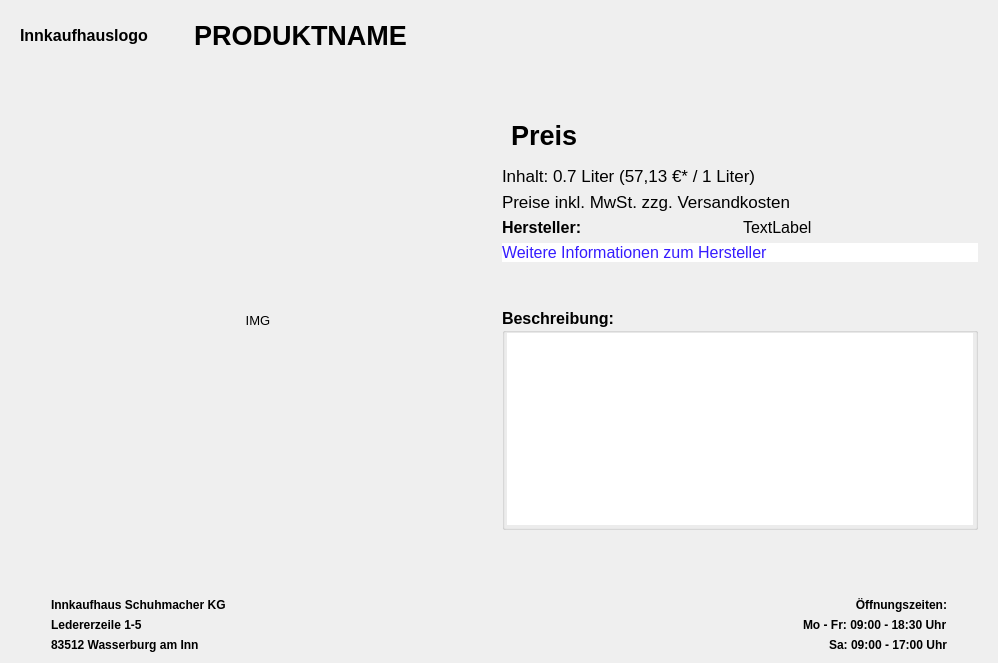
Qt form src/form.ui (Benefranko/Barcode-Scanner-Feinkost-) before a commit.
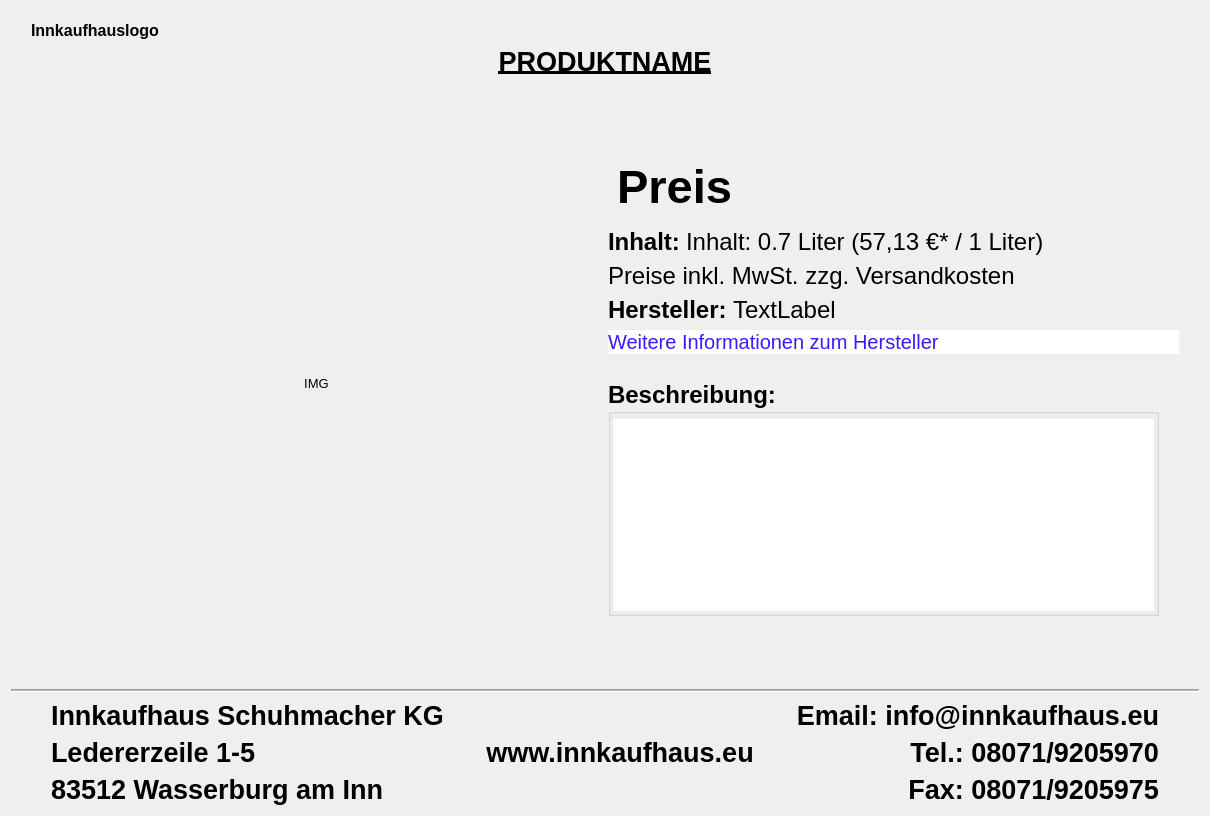
The same form after that commit. The open tabs and pages were chosen to show the change.

Commit message: v0.9.9.x: update gui -> missing preis pro liter && better hersteller page

```diff
--- a/src/form.ui
+++ b/src/form.ui
@@ -6,8 +6,8 @@
    <rect>
     <x>0</x>
     <y>0</y>
-    <width>998</width>
-    <height>663</height>
+    <width>1210</width>
+    <height>816</height>
    </rect>
   </property>
   <property name="sizePolicy">
@@ -425,8 +425,18 @@
      </widget>
      <widget class="QWidget" name="page_2">
       <layout class="QVBoxLayout" name="verticalLayout_5">
-       <item>
-        <layout class="QHBoxLayout" name="horizontalLayout_5">
+       <property name="leftMargin">
+        <number>20</number>
+       </property>
+       <property name="topMargin">
+        <number>10</number>
+       </property>
+       <property name="rightMargin">
+        <number>20</number>
+       </property>
+       <property name="bottomMargin">
+        <number>10</number>
+       </property>
          <item>
           <widget class="QLabel" name="Innkaufhauslogo">
            <property name="sizePolicy">
@@ -447,36 +457,22 @@
           </widget>
          </item>
          <item>
-          <spacer name="horizontalSpacer_13">
-           <property name="orientation">
-            <enum>Qt::Horizontal</enum>
-           </property>
-           <property name="sizeType">
-            <enum>QSizePolicy::Fixed</enum>
-           </property>
-           <property name="sizeHint" stdset="0">
-            <size>
-             <width>40</width>
-             <height>20</height>
-            </size>
-           </property>
-          </spacer>
-         </item>
+        <layout class="QHBoxLayout" name="horizontalLayout_10">
          <item>
           <widget class="QLabel" name="p_name">
            <property name="sizePolicy">
-            <sizepolicy hsizetype="Preferred" vsizetype="Fixed">
+            <sizepolicy hsizetype="Expanding" vsizetype="Fixed">
              <horstretch>0</horstretch>
              <verstretch>0</verstretch>
             </sizepolicy>
            </property>
            <property name="font">
             <font>
-             <family>Segoe UI</family>
+             <family>Arial</family>
              <pointsize>20</pointsize>
              <italic>false</italic>
              <bold>true</bold>
-             <underline>false</underline>
+             <underline>true</underline>
             </font>
            </property>
            <property name="styleSheet">
@@ -490,19 +486,6 @@
            </property>
           </widget>
          </item>
-         <item>
-          <spacer name="horizontalSpacer_14">
-           <property name="orientation">
-            <enum>Qt::Horizontal</enum>
-           </property>
-           <property name="sizeHint" stdset="0">
-            <size>
-             <width>40</width>
-             <height>20</height>
-            </size>
-           </property>
-          </spacer>
-         </item>
         </layout>
        </item>
        <item>
@@ -510,10 +493,13 @@
          <property name="orientation">
           <enum>Qt::Vertical</enum>
          </property>
+         <property name="sizeType">
+          <enum>QSizePolicy::Preferred</enum>
+         </property>
          <property name="sizeHint" stdset="0">
           <size>
            <width>20</width>
-           <height>40</height>
+           <height>30</height>
           </size>
          </property>
         </spacer>
@@ -555,6 +541,22 @@
          </item>
          <item>
           <layout class="QVBoxLayout" name="verticalLayout_10">
+           <item>
+            <spacer name="verticalSpacer_15">
+             <property name="orientation">
+              <enum>Qt::Vertical</enum>
+             </property>
+             <property name="sizeType">
+              <enum>QSizePolicy::Expanding</enum>
+             </property>
+             <property name="sizeHint" stdset="0">
+              <size>
+               <width>20</width>
+               <height>10</height>
+              </size>
+             </property>
+            </spacer>
+           </item>
            <item>
             <widget class="QWidget" name="widget_preis" native="true">
              <property name="minimumSize">
@@ -574,7 +576,7 @@
                 </property>
                 <property name="font">
                  <font>
-                  <pointsize>20</pointsize>
+                  <pointsize>35</pointsize>
                   <bold>true</bold>
                  </font>
                 </property>
@@ -587,10 +589,31 @@
             </widget>
            </item>
            <item>
+            <layout class="QHBoxLayout" name="horizontalLayout_2">
+             <item>
+              <widget class="QLabel" name="label_6">
+               <property name="sizePolicy">
+                <sizepolicy hsizetype="Fixed" vsizetype="Preferred">
+                 <horstretch>0</horstretch>
+                 <verstretch>0</verstretch>
+                </sizepolicy>
+               </property>
+               <property name="font">
+                <font>
+                 <pointsize>18</pointsize>
+                 <bold>true</bold>
+                </font>
+               </property>
+               <property name="text">
+                <string>Inhalt:</string>
+               </property>
+              </widget>
+             </item>
+             <item>
             <widget class="QLabel" name="i2">
              <property name="font">
               <font>
-               <pointsize>13</pointsize>
+                 <pointsize>18</pointsize>
                <bold>false</bold>
               </font>
              </property>
@@ -599,11 +622,13 @@
              </property>
             </widget>
            </item>
+            </layout>
+           </item>
            <item>
             <widget class="QLabel" name="label">
              <property name="font">
               <font>
-               <pointsize>13</pointsize>
+               <pointsize>18</pointsize>
               </font>
              </property>
              <property name="text">
@@ -614,10 +639,16 @@
            <item>
             <layout class="QHBoxLayout" name="horizontalLayout_7">
              <item>
-              <widget class="QLabel" name="price_i">
+              <widget class="QLabel" name="hersteller_label">
+               <property name="sizePolicy">
+                <sizepolicy hsizetype="Fixed" vsizetype="Fixed">
+                 <horstretch>0</horstretch>
+                 <verstretch>0</verstretch>
+                </sizepolicy>
+               </property>
                <property name="font">
                 <font>
-                 <pointsize>12</pointsize>
+                 <pointsize>18</pointsize>
                  <bold>true</bold>
                 </font>
                </property>
@@ -630,7 +661,7 @@
               <widget class="QLabel" name="hersteller">
                <property name="font">
                 <font>
-                 <pointsize>12</pointsize>
+                 <pointsize>18</pointsize>
                 </font>
                </property>
                <property name="text">
@@ -644,7 +675,7 @@
             <widget class="QPushButton" name="pushButton_more_infos_hersteller">
              <property name="font">
               <font>
-               <pointsize>12</pointsize>
+               <pointsize>15</pointsize>
               </font>
              </property>
              <property name="styleSheet">
@@ -663,19 +694,24 @@
              <property name="orientation">
               <enum>Qt::Vertical</enum>
              </property>
+             <property name="sizeType">
+              <enum>QSizePolicy::Preferred</enum>
+             </property>
              <property name="sizeHint" stdset="0">
               <size>
                <width>20</width>
-               <height>40</height>
+               <height>20</height>
               </size>
              </property>
             </spacer>
            </item>
+           <item>
+            <layout class="QHBoxLayout" name="horizontalLayout_5">
            <item>
             <widget class="QGroupBox" name="groupBox_beschreibung">
              <property name="font">
               <font>
-               <pointsize>12</pointsize>
+                 <pointsize>18</pointsize>
                <bold>true</bold>
               </font>
              </property>
@@ -696,7 +732,7 @@
                <number>2</number>
               </property>
               <property name="topMargin">
-               <number>0</number>
+                 <number>5</number>
               </property>
               <property name="rightMargin">
                <number>2</number>
@@ -715,7 +751,7 @@
                 <property name="font">
                  <font>
                   <family>Arial</family>
-                  <pointsize>12</pointsize>
+                    <pointsize>15</pointsize>
                   <bold>false</bold>
                  </font>
                 </property>
@@ -739,6 +775,40 @@
              </layout>
             </widget>
            </item>
+             <item>
+              <spacer name="horizontalSpacer_13">
+               <property name="orientation">
+                <enum>Qt::Horizontal</enum>
+               </property>
+               <property name="sizeType">
+                <enum>QSizePolicy::Fixed</enum>
+               </property>
+               <property name="sizeHint" stdset="0">
+                <size>
+                 <width>20</width>
+                 <height>20</height>
+                </size>
+               </property>
+              </spacer>
+             </item>
+            </layout>
+           </item>
+           <item>
+            <spacer name="verticalSpacer_16">
+             <property name="orientation">
+              <enum>Qt::Vertical</enum>
+             </property>
+             <property name="sizeType">
+              <enum>QSizePolicy::Expanding</enum>
+             </property>
+             <property name="sizeHint" stdset="0">
+              <size>
+               <width>20</width>
+               <height>10</height>
+              </size>
+             </property>
+            </spacer>
+           </item>
           </layout>
          </item>
         </layout>
@@ -748,10 +818,13 @@
          <property name="orientation">
           <enum>Qt::Vertical</enum>
          </property>
+         <property name="sizeType">
+          <enum>QSizePolicy::Preferred</enum>
+         </property>
          <property name="sizeHint" stdset="0">
           <size>
            <width>20</width>
-           <height>40</height>
+           <height>20</height>
           </size>
          </property>
         </spacer>
@@ -1059,12 +1132,38 @@
     </widget>
    </item>
    <item>
-    <layout class="QHBoxLayout" name="horizontalLayout_2">
+    <widget class="Line" name="line_2">
+     <property name="frameShadow">
+      <enum>QFrame::Sunken</enum>
+     </property>
+     <property name="midLineWidth">
+      <number>1</number>
+     </property>
+     <property name="orientation">
+      <enum>Qt::Horizontal</enum>
+     </property>
+    </widget>
+   </item>
      <item>
+    <layout class="QGridLayout" name="gridLayout">
+     <item row="0" column="2">
       <spacer name="horizontalSpacer_6">
        <property name="orientation">
         <enum>Qt::Horizontal</enum>
        </property>
+       <property name="sizeHint" stdset="0">
+        <size>
+         <width>40</width>
+         <height>2</height>
+        </size>
+       </property>
+      </spacer>
+     </item>
+     <item row="1" column="0">
+      <spacer name="horizontalSpacer_9">
+       <property name="orientation">
+        <enum>Qt::Horizontal</enum>
+       </property>
        <property name="sizeType">
         <enum>QSizePolicy::Fixed</enum>
        </property>
@@ -1076,19 +1175,156 @@
        </property>
       </spacer>
      </item>
+     <item row="0" column="3">
+      <spacer name="horizontalSpacer_18">
+       <property name="orientation">
+        <enum>Qt::Horizontal</enum>
+       </property>
+       <property name="sizeHint" stdset="0">
+        <size>
+         <width>40</width>
+         <height>2</height>
+        </size>
+       </property>
+      </spacer>
+     </item>
+     <item row="0" column="1">
+      <spacer name="horizontalSpacer_5">
+       <property name="orientation">
+        <enum>Qt::Horizontal</enum>
+       </property>
+       <property name="sizeHint" stdset="0">
+        <size>
+         <width>40</width>
+         <height>2</height>
+        </size>
+       </property>
+      </spacer>
+     </item>
+     <item row="1" column="4">
+      <spacer name="horizontalSpacer_17">
+       <property name="orientation">
+        <enum>Qt::Horizontal</enum>
+       </property>
+       <property name="sizeType">
+        <enum>QSizePolicy::Fixed</enum>
+       </property>
+       <property name="sizeHint" stdset="0">
+        <size>
+         <width>40</width>
+         <height>20</height>
+        </size>
+       </property>
+      </spacer>
+     </item>
+     <item row="1" column="2">
+      <layout class="QVBoxLayout" name="verticalLayout_13">
      <item>
-      <layout class="QVBoxLayout" name="verticalLayout">
+        <widget class="QLabel" name="label_20">
+         <property name="font">
+          <font>
+           <family>Arial</family>
+           <pointsize>20</pointsize>
+           <bold>true</bold>
+          </font>
+         </property>
+         <property name="text">
+          <string>www.innkaufhaus.eu</string>
+         </property>
+         <property name="alignment">
+          <set>Qt::AlignCenter</set>
+         </property>
+        </widget>
+       </item>
+      </layout>
+     </item>
+     <item row="1" column="3">
+      <layout class="QVBoxLayout" name="verticalLayout_14">
        <item>
-        <widget class="QLabel" name="label_10">
+        <widget class="QLabel" name="label_21">
          <property name="sizePolicy">
-          <sizepolicy hsizetype="Fixed" vsizetype="Preferred">
+          <sizepolicy hsizetype="Preferred" vsizetype="Preferred">
            <horstretch>0</horstretch>
            <verstretch>0</verstretch>
           </sizepolicy>
          </property>
          <property name="font">
           <font>
-           <pointsize>9</pointsize>
+           <family>Arial</family>
+           <pointsize>20</pointsize>
+           <bold>true</bold>
+          </font>
+         </property>
+         <property name="text">
+          <string>Email: info@innkaufhaus.eu</string>
+         </property>
+         <property name="alignment">
+          <set>Qt::AlignRight|Qt::AlignTrailing|Qt::AlignVCenter</set>
+         </property>
+        </widget>
+       </item>
+       <item>
+        <widget class="QLabel" name="label_22">
+         <property name="sizePolicy">
+          <sizepolicy hsizetype="Preferred" vsizetype="Preferred">
+           <horstretch>0</horstretch>
+           <verstretch>0</verstretch>
+          </sizepolicy>
+         </property>
+         <property name="font">
+          <font>
+           <family>Arial</family>
+           <pointsize>20</pointsize>
+           <bold>true</bold>
+          </font>
+         </property>
+         <property name="text">
+          <string>Tel.: 08071/9205970</string>
+         </property>
+         <property name="alignment">
+          <set>Qt::AlignRight|Qt::AlignTrailing|Qt::AlignVCenter</set>
+         </property>
+        </widget>
+       </item>
+       <item>
+        <widget class="QLabel" name="label_23">
+         <property name="sizePolicy">
+          <sizepolicy hsizetype="Preferred" vsizetype="Preferred">
+           <horstretch>0</horstretch>
+           <verstretch>0</verstretch>
+          </sizepolicy>
+         </property>
+         <property name="font">
+          <font>
+           <family>Arial</family>
+           <pointsize>20</pointsize>
+           <bold>true</bold>
+          </font>
+         </property>
+         <property name="text">
+          <string>Fax: 08071/9205975</string>
+         </property>
+         <property name="alignment">
+          <set>Qt::AlignRight|Qt::AlignTrailing|Qt::AlignVCenter</set>
+         </property>
+        </widget>
+       </item>
+      </layout>
+     </item>
+     <item row="1" column="1">
+      <layout class="QVBoxLayout" name="verticalLayout_12">
+       <item>
+        <widget class="QLabel" name="label_17">
+         <property name="sizePolicy">
+          <sizepolicy hsizetype="Preferred" vsizetype="Preferred">
+           <horstretch>0</horstretch>
+           <verstretch>0</verstretch>
+          </sizepolicy>
+         </property>
+         <property name="font">
+          <font>
+           <family>Arial</family>
+           <pointsize>20</pointsize>
            <bold>true</bold>
           </font>
          </property>
@@ -1098,16 +1334,17 @@
         </widget>
        </item>
        <item>
-        <widget class="QLabel" name="label_9">
+        <widget class="QLabel" name="label_18">
          <property name="sizePolicy">
-          <sizepolicy hsizetype="Fixed" vsizetype="Preferred">
+          <sizepolicy hsizetype="Preferred" vsizetype="Preferred">
            <horstretch>0</horstretch>
            <verstretch>0</verstretch>
           </sizepolicy>
          </property>
          <property name="font">
           <font>
-           <pointsize>9</pointsize>
+           <family>Arial</family>
+           <pointsize>20</pointsize>
            <bold>true</bold>
           </font>
          </property>
@@ -1117,16 +1354,17 @@
         </widget>
        </item>
        <item>
-        <widget class="QLabel" name="label_6">
+        <widget class="QLabel" name="label_19">
          <property name="sizePolicy">
-          <sizepolicy hsizetype="Fixed" vsizetype="Preferred">
+          <sizepolicy hsizetype="Preferred" vsizetype="Preferred">
            <horstretch>0</horstretch>
            <verstretch>0</verstretch>
           </sizepolicy>
          </property>
          <property name="font">
           <font>
-           <pointsize>9</pointsize>
+           <family>Arial</family>
+           <pointsize>20</pointsize>
            <bold>true</bold>
           </font>
          </property>
@@ -1137,102 +1375,6 @@
        </item>
       </layout>
      </item>
-     <item>
-      <spacer name="horizontalSpacer_4">
-       <property name="orientation">
-        <enum>Qt::Horizontal</enum>
-       </property>
-       <property name="sizeHint" stdset="0">
-        <size>
-         <width>40</width>
-         <height>20</height>
-        </size>
-       </property>
-      </spacer>
-     </item>
-     <item>
-      <layout class="QVBoxLayout" name="verticalLayout_3">
-       <item>
-        <widget class="QLabel" name="label_13">
-         <property name="sizePolicy">
-          <sizepolicy hsizetype="Preferred" vsizetype="Preferred">
-           <horstretch>0</horstretch>
-           <verstretch>0</verstretch>
-          </sizepolicy>
-         </property>
-         <property name="font">
-          <font>
-           <pointsize>9</pointsize>
-           <bold>true</bold>
-          </font>
-         </property>
-         <property name="text">
-          <string>Öffnungszeiten:</string>
-         </property>
-         <property name="alignment">
-          <set>Qt::AlignRight|Qt::AlignTrailing|Qt::AlignVCenter</set>
-         </property>
-        </widget>
-       </item>
-       <item>
-        <widget class="QLabel" name="label_12">
-         <property name="sizePolicy">
-          <sizepolicy hsizetype="Fixed" vsizetype="Preferred">
-           <horstretch>0</horstretch>
-           <verstretch>0</verstretch>
-          </sizepolicy>
-         </property>
-         <property name="font">
-          <font>
-           <pointsize>9</pointsize>
-           <bold>true</bold>
-          </font>
-         </property>
-         <property name="text">
-          <string>Mo - Fr: 09:00 - 18:30 Uhr</string>
-         </property>
-        </widget>
-       </item>
-       <item>
-        <widget class="QLabel" name="label_11">
-         <property name="sizePolicy">
-          <sizepolicy hsizetype="Preferred" vsizetype="Preferred">
-           <horstretch>0</horstretch>
-           <verstretch>0</verstretch>
-          </sizepolicy>
-         </property>
-         <property name="font">
-          <font>
-           <pointsize>9</pointsize>
-           <bold>true</bold>
-          </font>
-         </property>
-         <property name="text">
-          <string>Sa: 09:00 - 17:00 Uhr</string>
-         </property>
-         <property name="alignment">
-          <set>Qt::AlignRight|Qt::AlignTrailing|Qt::AlignVCenter</set>
-         </property>
-        </widget>
-       </item>
-      </layout>
-     </item>
-     <item>
-      <spacer name="horizontalSpacer_5">
-       <property name="orientation">
-        <enum>Qt::Horizontal</enum>
-       </property>
-       <property name="sizeType">
-        <enum>QSizePolicy::Fixed</enum>
-       </property>
-       <property name="sizeHint" stdset="0">
-        <size>
-         <width>40</width>
-         <height>20</height>
-        </size>
-       </property>
-      </spacer>
-     </item>
     </layout>
    </item>
   </layout>
```
Left out of the diff: 18 changed lines with no effect on the pictures. Lines whose indentation alone changed are shown as unchanged. The commit also changes 5 other files.
